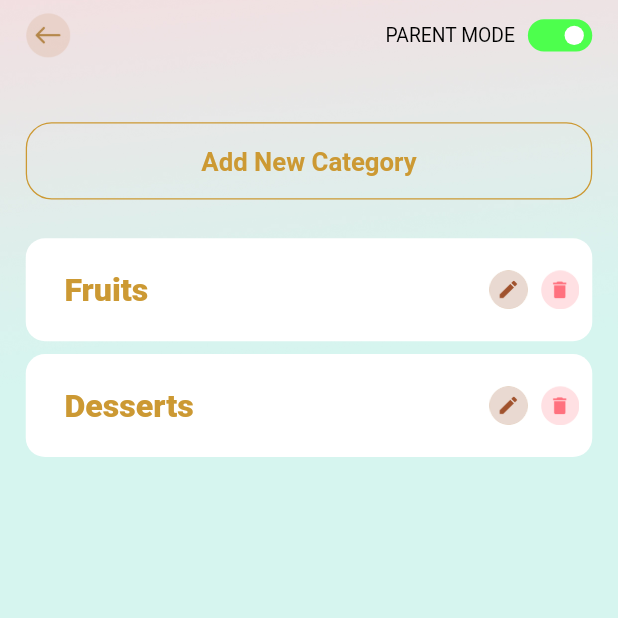
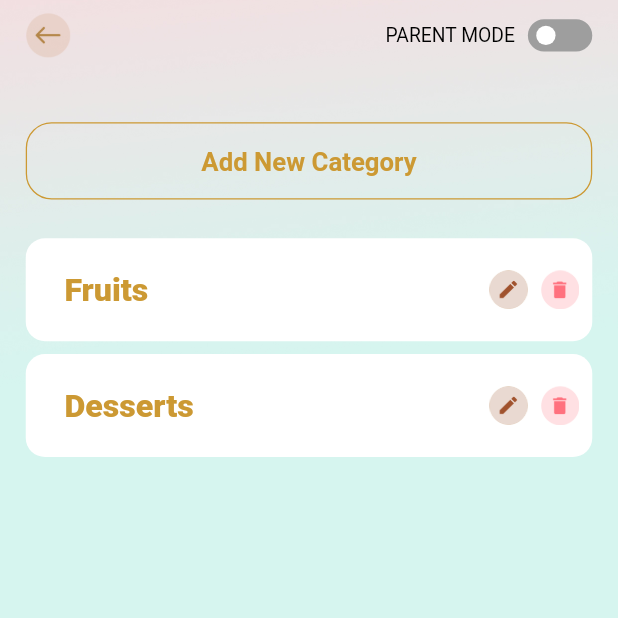
Before and after one commit to nadeeshapathiraja/asd_app_flutter, a Flutter app: the screen it shows after launch, after a tap on "Done", on a phone screen of 412 x 824 dp, the top half of it. Run offline on Flutter 3.47's test engine with Material 2 defaults, Android fonts, the phone set to English and light mode, and no system bars; drawn by our look-alikes of flutter_switch; our stand-ins replace animate_do, awesome_dialog, cloud_firestore, email_validator, firebase_auth, firebase_core and 5 more; missing offline and left inert: external_app_launcher; accounts and stored records are empty.

Commit message:
add switch to catergory sectiopn

```diff
--- a/lib/views/category_screens/add_category.dart
+++ b/lib/views/category_screens/add_category.dart
@@ -3,6 +3,7 @@ import 'package:flutter_switch/flutter_switch.dart';
 import 'package:game_app/components/custom_bottom_sheet.dart';
 import 'package:game_app/components/custom_button.dart';
 import 'package:game_app/components/custom_input.dart';
+import 'package:game_app/components/custom_switch_btn.dart';
 import 'package:game_app/components/custom_text.dart';
 import 'package:game_app/providers/category_provider.dart';
 import 'package:game_app/utils/app_colors.dart';
@@ -61,27 +62,7 @@ class _AddCategoryState extends State<AddCategory> {
                             height: 35,
                           ),
                         ),
-                        Row(
-                          children: [
-                            const CustomText(text: "PARENT MODE"),
-                            SizedBox(width: 10),
-                            FlutterSwitch(
-                              width: 50.0,
-                              height: 25.0,
-                              toggleSize: 18.0,
-                              value: mode,
-                              borderRadius: 30.0,
-                              padding: 5.0,
-                              activeColor: activeColor,
-                              onToggle: (val) {
-                                setState(() {
-                                  mode = val;
-                                });
-                                UtilFunction.navigateTo(context, HomeScreen());
-                              },
-                            ),
-                          ],
-                        ),
+                        CustomSwitchBtn(),
                       ],
                     ),
                     const SizedBox(height: 30),
--- a/lib/views/category_screens/catergory_list.dart
+++ b/lib/views/category_screens/catergory_list.dart
@@ -2,6 +2,7 @@ import 'package:flutter/material.dart';
 import 'package:flutter_switch/flutter_switch.dart';
 import 'package:game_app/components/custom_dialogbox.dart';
 import 'package:game_app/components/custom_outline_button.dart';
+import 'package:game_app/components/custom_switch_btn.dart';
 import 'package:game_app/components/custom_text.dart';
 import 'package:game_app/utils/app_colors.dart';
 import 'package:game_app/utils/constants.dart';
@@ -19,7 +20,6 @@ class CatergoryList extends StatefulWidget {
 }
 
 class _CatergoryListState extends State<CatergoryList> {
-  bool status = true;
   @override
   Widget build(BuildContext context) {
     final size = MediaQuery.of(context).size;
@@ -57,27 +57,7 @@ class _CatergoryListState extends State<CatergoryList> {
                           height: 35,
                         ),
                       ),
-                      Row(
-                        children: [
-                          const CustomText(text: "PARENT MODE"),
-                          SizedBox(width: 10),
-                          FlutterSwitch(
-                            width: 50.0,
-                            height: 25.0,
-                            toggleSize: 18.0,
-                            value: status,
-                            borderRadius: 30.0,
-                            padding: 5.0,
-                            activeColor: activeColor,
-                            onToggle: (val) {
-                              setState(() {
-                                status = val;
-                              });
-                              UtilFunction.navigateTo(context, HomeScreen());
-                            },
-                          ),
-                        ],
-                      ),
+                      CustomSwitchBtn(),
                     ],
                   ),
                   SizedBox(height: 50),
```
Also changed, not shown: lib/views/category_screens/display_catergory.dart (+2 -22 lines), lib/views/category_screens/edit_category.dart (+2 -21 lines), lib/views/item_screens/display_items.dart (+2 -24 lines).
